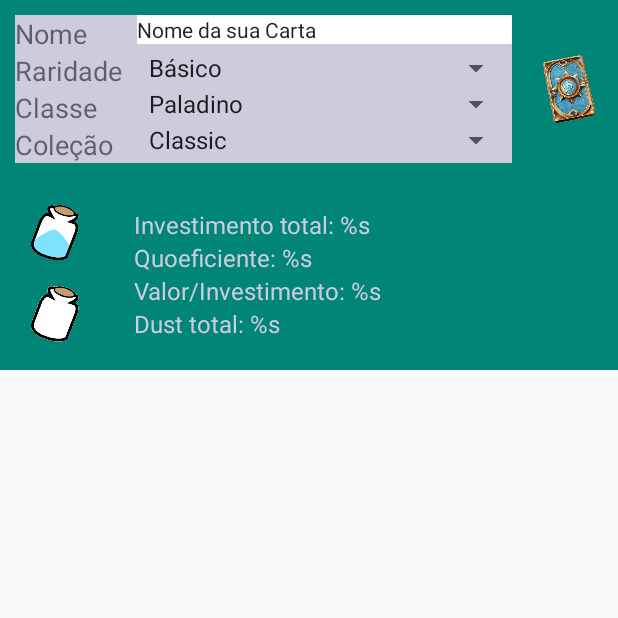
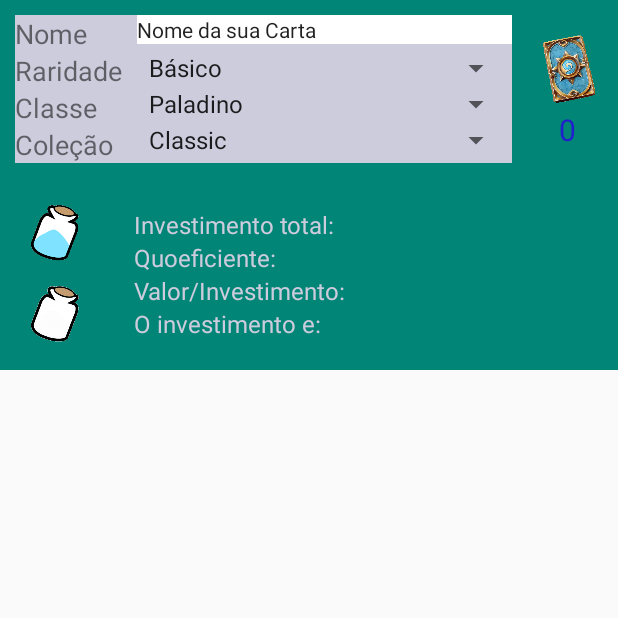
Before and after one commit to michel566/HearthstoneDustHelperLite, an Android app: the screen it shows after launch (MainActivity), on a phone screen of 412 x 824 dp, the top half of it. Run offline under Robolectric (Android 15) with nearby library versions, the phone set to English and light mode, and no system bars.

Commit message:
HDHL-100: First total funcional version

```diff
--- a/app/src/main/java/br/com/michelbarbosa/hearthstonedusthelperlite/listeners/CardListener.java
+++ b/app/src/main/java/br/com/michelbarbosa/hearthstonedusthelperlite/listeners/CardListener.java
@@ -6,4 +6,11 @@ public interface CardListener {
 
     void onUpdateDeckOnClick(Card card);
 
+    void onGenerateDeckDustOnClick();
+
+    void onGenerateCardDustOnClick(Card card);
+
+    void onRemoveCard();
+
+    void onClearDeck();
 }
--- a/app/src/main/java/br/com/michelbarbosa/hearthstonedusthelperlite/ui/CardFragment.java
+++ b/app/src/main/java/br/com/michelbarbosa/hearthstonedusthelperlite/ui/CardFragment.java
@@ -64,7 +64,6 @@ public class CardFragment extends Fragment {
         // 7. set item animator to DefaultAnimator
         recyclerViewofCards.setItemAnimator(new DefaultItemAnimator());
 
-
         return mainView;
     }
 
@@ -105,26 +104,6 @@ public class CardFragment extends Fragment {
         super.onResume();
 
     }
-
-
-    // Dispara o metodo implementado pela Activity
-
-    /*
-    public void updateDetail(String link) {
-        listener.onUpdateDeckOnClick(link);
-    }
-    */
-
-    /*
-    @Override
-    public void onUpdateDeckOnClick(View view) {
-        Log.i("testeFragment", "fragment response");
-
-    }
-    */
-
-    //
-
 
     static ArrayList<Card> populateTestItens() {
         ArrayList<Card> cardList = new ArrayList<>();
--- a/app/src/main/java/br/com/michelbarbosa/hearthstonedusthelperlite/ui/FormFragment.java
+++ b/app/src/main/java/br/com/michelbarbosa/hearthstonedusthelperlite/ui/FormFragment.java
@@ -5,6 +5,7 @@ import android.os.Bundle;
 import android.support.annotation.NonNull;
 import android.support.annotation.Nullable;
 import android.support.v4.app.Fragment;
+import android.text.method.KeyListener;
 import android.view.LayoutInflater;
 import android.view.View;
 import android.view.ViewGroup;
@@ -12,41 +13,38 @@ import android.widget.ImageView;
 import android.widget.Spinner;
 import android.widget.TextView;
 
-import java.util.ArrayList;
-import java.util.List;
+import java.util.Locale;
 
 import br.com.michelbarbosa.hearthstonedusthelperlite.R;
 import br.com.michelbarbosa.hearthstonedusthelperlite.listeners.CardListener;
 import br.com.michelbarbosa.hearthstonedusthelperlite.model.Card;
+import br.com.michelbarbosa.hearthstonedusthelperlite.model.Result;
 import br.com.michelbarbosa.hearthstonedusthelperlite.utils.Util;
 
 public class FormFragment extends Fragment {
     // TODO: Rename parameter arguments, choose names that match
-    // the fragment initialization parameters, e.g. ARG_ITEM_NUMBER
 
     private static final String CARD = "card";
-    // private static final String ARG_PARAM2 = "param2";
 
     // TODO: Rename and change types of parameters
     private Card card;
-   // private String mParam2;
+    private Result result;
 
-    //para testes
-    private List<Card> deck = new ArrayList<>();
+    private static int count = 0;
+
     private CardListener listener;
+
+    private TextView tvCount;
+    private TextView tvTotalInvestment;
+    private TextView tvQuoeficent;
+    private TextView tvQuoeficentOfInvestment;
+    private TextView tvTotalDust;
 
     public FormFragment() {
         // Required empty public constructor
     }
 
-    /**
-     * Use this factory method to create a new instance of
-     * this fragment using the provided parameters.
-     *
-     * @return A new instance of fragment FormFragment.
-     */
-    // TODO: Rename and change types and number of parameters
-    public static FormFragment newInstance(String card) {
+     public static FormFragment newInstance(String card) {
         FormFragment fragment = new FormFragment();
         Bundle args = new Bundle();
         args.putString(CARD, card);
@@ -75,29 +73,78 @@ public class FormFragment extends Fragment {
 
         final TextView editName = view.findViewById(R.id.editName);
         final Spinner spRarity = view.findViewById(R.id.spRarity);
+
+        //todo: criar um metodo para poder bloquear apos a primeira escolha de uma classe do game para limitar somente as escolhas (classe escolhida, neutra, classica), assim que remover todas as cartas, volta ao normal
         final Spinner spClass = view.findViewById(R.id.spClass);
         final Spinner spCollection = view.findViewById(R.id.spCollection);
+
+        tvCount = view.findViewById(R.id.tvCount);
+
+        tvTotalInvestment = view.findViewById(R.id.tvTotalInvestment);
+        tvQuoeficent = view.findViewById(R.id.tvQuoeficent);
+        tvQuoeficentOfInvestment = view.findViewById(R.id.tvQuoeficentOfInvestment);
+        tvTotalDust = view.findViewById(R.id.tvTotalDust);
 
         ImageView addCardButton = view.findViewById(R.id.addCardButton);
         addCardButton.setOnClickListener(new View.OnClickListener() {
             @Override
             public void onClick(View v) {
-                Card card = cardGenerator(editName.getText().toString(), spRarity.getSelectedItem().toString(), spClass.getSelectedItem().toString(), spCollection.getSelectedItem().toString());
-                setCard(card);
-                Util.outputCardLog("FormFragment",card);
-                deck.add(card);
-                listener.onUpdateDeckOnClick(card);
+                if (count <= 30){
+                    Card card = cardGenerator(editName.getText().toString(), spRarity.getSelectedItem().toString(), spClass.getSelectedItem().toString(), spCollection.getSelectedItem().toString());
+                    setCard(card);
+                    Util.outputCardLog("FormFragment - Card added ->",card);
+                    //deck.add(card);
+                    listener.onUpdateDeckOnClick(card);
+                    count++;
+                } else {
+                    tvCount.setTextColor(getResources().getColor(R.color.colorAccent));
+                }
+                updateCount();
             }
         });
+
 
         ImageView dustDeckButton = view.findViewById(R.id.dustDeckButton);
         dustDeckButton.setOnClickListener(new View.OnClickListener() {
             @Override
             public void onClick(View v) {
-                Util.outputDeckLog(deck);
+                listener.onGenerateDeckDustOnClick();
+                updateTextViews(false);
             }
         });
 
+        ImageView recycleButton = view.findViewById(R.id.recycleButton);
+        recycleButton.setOnClickListener(new View.OnClickListener() {
+            @Override
+            public void onClick(View v) {
+                listener.onClearDeck();
+                updateTextViews(true);
+                count = 0;
+                updateCount();
+            }
+        });
+    }
+
+    private void updateCount(){
+        tvCount.setText(String.format(Locale.getDefault(), "%d", getCount()));
+    }
+
+    private void updateTextViews(boolean toClean){
+        if(toClean){
+            tvTotalInvestment.setText(Util.outputLocaleFormat(getResources().getString(R.string.investimento_total), 0));
+            tvQuoeficent.setText(Util.outputLocaleFormat(getResources().getString(R.string.quoeficiente), 0));
+            tvQuoeficentOfInvestment.setText(Util.outputLocaleFormat(getResources().getString(R.string.quoeficiente_de_investimento), 0));
+            tvTotalDust.setText(Util.outputLocaleFormat(getResources().getString(R.string.investimento), ""));
+            listener.onGenerateDeckDustOnClick();
+        }
+        tvTotalInvestment.setText(Util.outputLocaleFormat(getResources().getString(R.string.investimento_total), result.getInvestimentoTotal()));
+        tvQuoeficent.setText(Util.outputLocaleFormat(getResources().getString(R.string.quoeficiente), result.getQuoeficiente()));
+        tvQuoeficentOfInvestment.setText(Util.outputLocaleFormat(getResources().getString(R.string.quoeficiente_de_investimento), result.getQuoefDeInvestimento()));
+        tvTotalDust.setText(Util.outputLocaleFormat(getResources().getString(R.string.investimento), result.getInvestimento()));
+    }
+
+    private Card cardGenerator(String nome, String raridade, String classe, String colecao){
+        return new Card(nome, raridade, classe, colecao);
     }
 
     @Override
@@ -117,8 +164,17 @@ public class FormFragment extends Fragment {
         listener = null;
     }
 
-    public Card cardGenerator(String nome, String raridade, String classe, String colecao){
-        return new Card(nome, raridade, classe, colecao);
+    public void removeCardCounter(){
+        count--;
+        updateCount();
+    }
+
+    public void setResult(Result result) {
+        this.result = result;
+    }
+
+    public static int getCount() {
+        return count;
     }
 
     private void setCard(Card card){
--- a/app/src/main/res/layout/fragment_form.xml
+++ b/app/src/main/res/layout/fragment_form.xml
@@ -99,12 +99,28 @@
 
         </LinearLayout>
 
+        <LinearLayout
+            android:layout_width="wrap_content"
+            android:layout_height="wrap_content"
+            android:orientation="vertical"
+            android:gravity="center">
+
             <ImageView
                 android:id="@+id/addCardButton"
                 android:layout_width="50dp"
                 android:layout_height="50dp"
                 android:layout_margin="2dp"
                 android:src="@drawable/card" />
+
+            <TextView
+                android:id="@+id/tvCount"
+                android:layout_width="wrap_content"
+                android:layout_height="wrap_content"
+                android:text="@string/count"
+                android:textColor="@color/colorFormAccent"
+                android:textSize="20sp" />
+
+        </LinearLayout>
 
     </LinearLayout>
 
@@ -151,7 +167,7 @@
                 android:id="@+id/tvTotalInvestment"
                 android:layout_width="wrap_content"
                 android:layout_height="wrap_content"
-                android:text="@string/investimento_total_s"
+                android:text="@string/investimento_total"
                 android:textColor="@color/colorForm"
                 android:textSize="16sp" />
 
@@ -159,7 +175,7 @@
                 android:id="@+id/tvQuoeficent"
                 android:layout_width="wrap_content"
                 android:layout_height="wrap_content"
-                android:text="@string/quoeficiente_s"
+                android:text="@string/quoeficiente"
                 android:textColor="@color/colorForm"
                 android:textSize="16sp" />
 
@@ -167,7 +183,7 @@
                 android:id="@+id/tvQuoeficentOfInvestment"
                 android:layout_width="wrap_content"
                 android:layout_height="wrap_content"
-                android:text="@string/quoeficiente_de_investimento_s"
+                android:text="@string/quoeficiente_de_investimento"
                 android:textColor="@color/colorForm"
                 android:textSize="16sp" />
 
@@ -175,7 +191,7 @@
                 android:id="@+id/tvTotalDust"
                 android:layout_width="wrap_content"
                 android:layout_height="wrap_content"
-                android:text="@string/o_investimento_s"
+                android:text="@string/investimento"
                 android:textColor="@color/colorForm"
                 android:textSize="16sp" />
 
--- a/app/src/main/res/values/colors.xml
+++ b/app/src/main/res/values/colors.xml
@@ -2,8 +2,9 @@
 <resources>
     <color name="colorPrimary">#008577</color>
     <color name="colorPrimaryDark">#00574B</color>
-    <color name="colorAccent">#D81B60</color>
+    <color name="colorAccent">#D81B20</color>
     <color name="colorForm">#CCCCDD</color>
+    <color name="colorFormAccent">#2020CF</color>
     <color name="colorEditTextBg">#FFFFFF</color>
 
     <color name="paladinColor">#EBB542</color>
--- a/app/src/main/res/values/strings.xml
+++ b/app/src/main/res/values/strings.xml
@@ -6,10 +6,11 @@
     <string name="epica">Épica</string>
     <string name="lendaria">Lendária</string>
     <string name="cartas_de_classe">Cartas de Classe</string>
-    <string name="investimento_total_s">Investimento total: %s</string>
-    <string name="quoeficiente_s">Quoeficiente: %s</string>
-    <string name="quoeficiente_de_investimento_s">Valor/Investimento: %s</string>
-    <string name="o_investimento_s">Dust total: %s</string>
+    <string name="count">0</string>
+    <string name="investimento_total">Investimento total: </string>
+    <string name="quoeficiente">Quoeficiente: </string>
+    <string name="quoeficiente_de_investimento">Valor/Investimento: </string>
+    <string name="investimento">O investimento e: </string>
 
     <string-array name="spinnerClasses">
         <item>Paladino</item>
@@ -21,6 +22,7 @@
         <item>Bruxo</item>
         <item>Xamã</item>
         <item>Ladino</item>
+        <item>Neutro</item>
     </string-array>
 
     <string-array name="spinnerColecoes">
```
Also changed, not shown: app/src/main/java/br/com/michelbarbosa/hearthstonedusthelperlite/model/Result.java (added, +48 -0 lines), app/src/main/java/br/com/michelbarbosa/hearthstonedusthelperlite/ui/CardAdapter.java (+22 -47 lines), app/src/main/java/br/com/michelbarbosa/hearthstonedusthelperlite/ui/MainActivity.java (+31 -3 lines), app/src/main/java/br/com/michelbarbosa/hearthstonedusthelperlite/utils/DustGenerator.java (+151 -0 lines), app/src/main/java/br/com/michelbarbosa/hearthstonedusthelperlite/utils/Util.java (+10 -51 lines), app/src/main/res/layout/fragment_card.xml (+0 -7 lines). Lines whose indentation alone changed are shown as unchanged.
